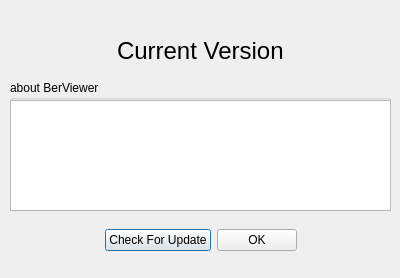
Above: BerViewer/about_dlg.ui from jykim74/BerEditor before the change. Below: the same form after it.
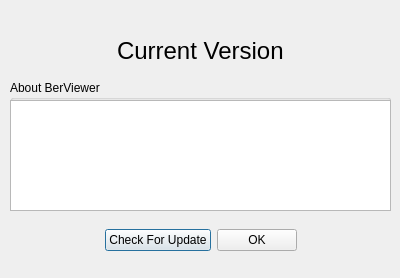
That is the form after the change.

The edit to the form file:
```diff
--- a/BerViewer/about_dlg.ui
+++ b/BerViewer/about_dlg.ui
@@ -125,7 +125,7 @@
     </rect>
    </property>
    <property name="title">
-    <string>about BerViewer</string>
+    <string>About BerViewer</string>
    </property>
    <widget class="QTextEdit" name="mAboutText">
     <property name="geometry">
```
